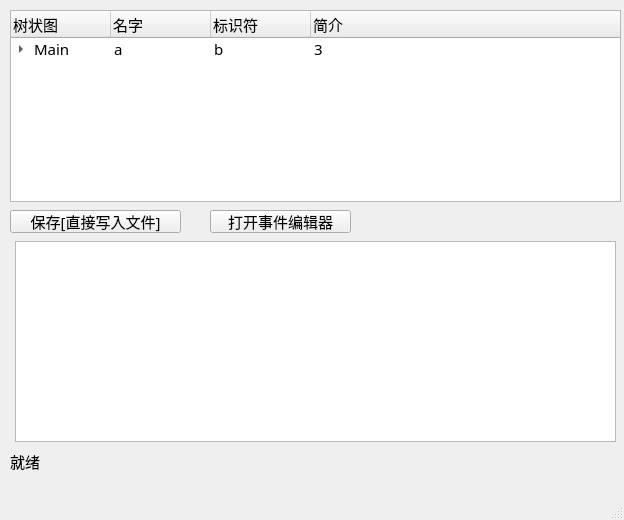
Before: the Qt Designer form NEW_UI/Main.ui in 33957024/Barotrauma-Python-XML-md, drawn with Qt 5.
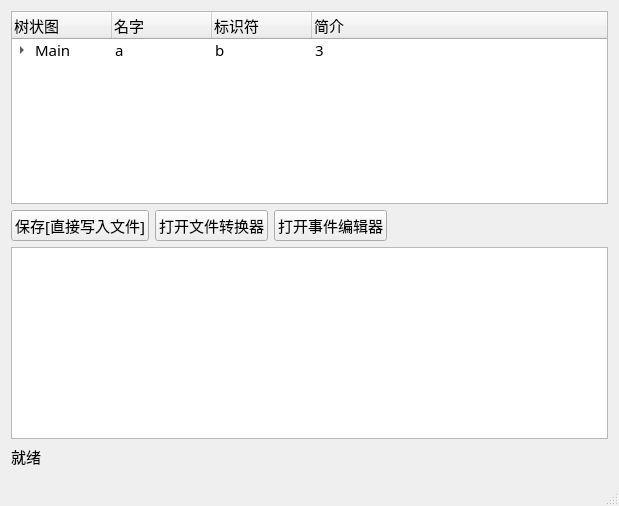
After: the same form once the commit is applied.

```diff
--- a/NEW_UI/Main.ui
+++ b/NEW_UI/Main.ui
@@ -6,8 +6,8 @@
    <rect>
     <x>0</x>
     <y>0</y>
-    <width>624</width>
-    <height>520</height>
+    <width>619</width>
+    <height>506</height>
    </rect>
   </property>
   <property name="font">
@@ -20,15 +20,19 @@
    <string>MainWindow</string>
   </property>
   <widget class="QWidget" name="centralWidget">
+   <layout class="QGridLayout" name="gridLayout_2">
+    <item row="2" column="0" colspan="2">
+     <widget class="QTableView" name="tableView"/>
+    </item>
+    <item row="3" column="0">
+     <widget class="QLabel" name="label">
+      <property name="text">
+       <string>就绪</string>
+      </property>
+     </widget>
+    </item>
+    <item row="0" column="0" colspan="2">
    <widget class="QTreeWidget" name="treeWidget">
-    <property name="geometry">
-     <rect>
-      <x>10</x>
-      <y>10</y>
-      <width>611</width>
-      <height>192</height>
-     </rect>
-    </property>
     <column>
      <property name="text">
       <string>树状图</string>
@@ -78,55 +82,33 @@
      </item>
     </item>
    </widget>
+    </item>
+    <item row="1" column="0">
+     <layout class="QHBoxLayout" name="horizontalLayout">
+      <item>
    <widget class="QPushButton" name="pushButton">
-    <property name="geometry">
-     <rect>
-      <x>10</x>
-      <y>210</y>
-      <width>171</width>
-      <height>23</height>
-     </rect>
-    </property>
     <property name="text">
      <string>保存[直接写入文件]</string>
     </property>
    </widget>
-   <widget class="QLabel" name="label">
-    <property name="geometry">
-     <rect>
-      <x>10</x>
-      <y>451</y>
-      <width>181</width>
-      <height>20</height>
-     </rect>
-    </property>
+      </item>
+      <item>
+       <widget class="QPushButton" name="pushButton_3">
     <property name="text">
-     <string>就绪</string>
-    </property>
-   </widget>
+         <string>打开文件转换器</string>
+        </property>
+       </widget>
+      </item>
+      <item>
    <widget class="QPushButton" name="pushButton_2">
-    <property name="geometry">
-     <rect>
-      <x>210</x>
-      <y>210</y>
-      <width>141</width>
-      <height>23</height>
-     </rect>
-    </property>
     <property name="text">
      <string>打开事件编辑器</string>
     </property>
    </widget>
-   <widget class="QTableView" name="tableView">
-    <property name="geometry">
-     <rect>
-      <x>15</x>
-      <y>241</y>
-      <width>601</width>
-      <height>201</height>
-     </rect>
-    </property>
-   </widget>
+      </item>
+     </layout>
+    </item>
+   </layout>
   </widget>
   <widget class="QStatusBar" name="statusBar"/>
   <widget class="QMenuBar" name="menuBar">
```
Left out of the diff: 2 changed lines with no effect on the pictures. Lines whose indentation alone changed are shown as unchanged.
